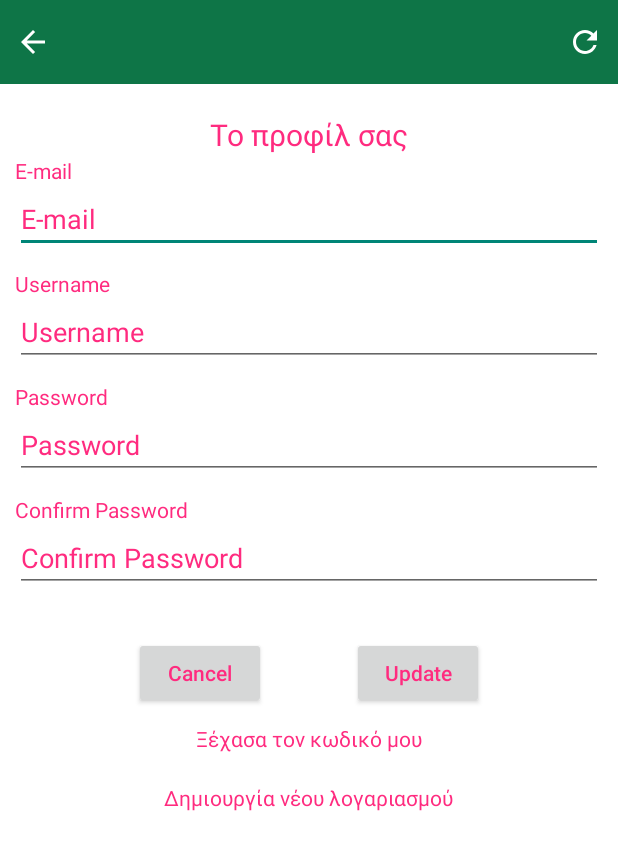
After one commit to MatGer/Thesis-project, an Android app: the Edit_data screen opened directly, with no data from a screen before it, on a phone screen of 412 x 824 dp. The commit adds this screen. Shown: the top 850 px of the screen. Run offline under Robolectric (Android 15) with nearby library versions, the phone set to English and light mode, and no system bars; our stand-ins replace Firebase (no records; nobody signed in at launch, a user with empty details on screens opened directly).

Commit message:
drag 2 items + edit user profile(need changes)
drag 2 items activity added
change user data added but needs work with password

```diff
--- /dev/null
+++ b/app/src/main/java/com/example/diplwmatikh/Edit_data.java
@@ -0,0 +1,96 @@
+package com.example.diplwmatikh;
+
+import androidx.annotation.NonNull;
+import androidx.annotation.Nullable;
+import androidx.appcompat.app.AppCompatActivity;
+
+import android.content.Intent;
+import android.os.Bundle;
+import android.util.Log;
+import android.view.View;
+import android.widget.Button;
+import android.widget.EditText;
+import android.widget.Toast;
+
+import com.google.android.gms.tasks.OnFailureListener;
+import com.google.firebase.auth.FirebaseAuth;
+import com.google.firebase.auth.FirebaseUser;
+import com.google.firebase.firestore.DocumentReference;
+import com.google.firebase.firestore.DocumentSnapshot;
+import com.google.firebase.firestore.EventListener;
+import com.google.firebase.firestore.FirebaseFirestore;
+import com.google.firebase.firestore.FirebaseFirestoreException;
+
+import java.util.HashMap;
+import java.util.Map;
+
+public class Edit_data extends universal {
+    EditText username,email,pass,pass2;
+    FirebaseAuth fAuth;
+    String userID;
+    FirebaseFirestore fStore;
+    Button cancel,update;
+    @Override
+    protected void onCreate(Bundle savedInstanceState) {
+        super.onCreate(savedInstanceState);
+        setContentView(R.layout.activity_edit_data);
+        runtime();
+        username=findViewById(R.id.showusername);
+        email=findViewById(R.id.showemail);
+        pass=findViewById(R.id.showpassword);
+        pass2=findViewById(R.id.showpassword2);
+        cancel=findViewById(R.id.showcancel);
+        update=findViewById(R.id.showupdate);
+        //FirebaseUser user = fAuth.getCurrentUser();
+
+        fAuth=FirebaseAuth.getInstance();
+        userID=fAuth.getCurrentUser().getUid();
+        fStore=FirebaseFirestore.getInstance();
+
+        DocumentReference fetch_test = fStore.collection("users").document(userID);
+        fetch_test.addSnapshotListener(this, new EventListener<DocumentSnapshot>() {
+            @Override
+            public void onEvent(@Nullable DocumentSnapshot value, @Nullable FirebaseFirestoreException error) {
+                username.setText(value.getString("Username"));
+                email.setText(value.getString("Email"));
+            }
+        });
+
+        cancel.setOnClickListener(new View.OnClickListener() {
+            @Override
+            public void onClick(View v) {
+                intent = new Intent(Edit_data.this, Mainmenu.class);
+                startActivity(intent);
+            }
+        });
+
+        update.setOnClickListener(new View.OnClickListener() {
+            @Override
+            public void onClick(View v) {
+                Map<String, Object> data = new HashMap<>();
+                data.put("Username", username.getText().toString().trim());
+                data.put("Email", email.getText().toString().trim());
+
+                fStore.collection("users").document(userID).update(data)
+                        .addOnFailureListener(new OnFailureListener() {
+                            @Override
+                            public void onFailure(@NonNull Exception e) {
+                                Log.w("upload data class", "Error on updating data", e);
+                            }
+                        });
+                decorView.setSystemUiVisibility(uiOptions);//to dissapear nav bar
+                /*
+                String newpass=pass2.getText().toString().trim();
+                user.updatePassword(newpass)
+                        .addOnFailureListener(new OnFailureListener() {
+                            @Override
+                            public void onFailure(@NonNull Exception e) {
+                                Log.w("upload data class", "Error on updating password", e);
+                            }
+                        });
+
+                 */
+            }
+        });
+    }
+}
--- a/app/src/main/java/com/example/diplwmatikh/universal.java
+++ b/app/src/main/java/com/example/diplwmatikh/universal.java
@@ -8,11 +8,13 @@ import android.graphics.Color;
 import android.graphics.drawable.ColorDrawable;
 import android.util.Log;
 import android.view.View;
+import android.view.Window;
 import android.view.WindowManager;
 import android.widget.ImageButton;
 import android.widget.TextView;
 import android.widget.Toast;
 
+import androidx.activity.OnBackPressedCallback;
 import androidx.annotation.NonNull;
 import androidx.annotation.Nullable;
 import androidx.appcompat.app.ActionBar;
@@ -44,6 +46,7 @@ import java.util.Map;
             | View.SYSTEM_UI_FLAG_IMMERSIVE_STICKY;
     public void runtime(){
         getWindow().addFlags(WindowManager.LayoutParams.FLAG_KEEP_SCREEN_ON);//screen always on
+        getWindow().setFlags(WindowManager.LayoutParams.FLAG_FULLSCREEN,WindowManager.LayoutParams.FLAG_FULLSCREEN);
         decorView = getWindow().getDecorView();
         // Hide both the navigation bar and the status bar.
         // SYSTEM_UI_FLAG_FULLSCREEN is only available on Android 4.1 and higher, but as
@@ -91,8 +94,6 @@ import java.util.Map;
                         decorView.setSystemUiVisibility(uiOptions);
                     }
                 });
-
-
     }
 
     void create_builder_finished_with_score(int score){
@@ -181,6 +182,7 @@ import java.util.Map;
              return true;
          }
      };
+
      public void onResume(){
          super.onResume();
          decorView.setSystemUiVisibility(uiOptions);
--- /dev/null
+++ b/app/src/main/res/layout/activity_edit_data.xml
@@ -0,0 +1,174 @@
+<?xml version="1.0" encoding="utf-8"?>
+<RelativeLayout
+    xmlns:android="http://schemas.android.com/apk/res/android"
+    xmlns:app="http://schemas.android.com/apk/res-auto"
+    xmlns:tools="http://schemas.android.com/tools"
+    android:layout_width="match_parent"
+    android:layout_height="match_parent"
+    tools:context=".Correct_wrong"
+    android:id="@+id/mainlayout"
+    android:background="@color/white">
+    <RelativeLayout
+        android:layout_width="match_parent"
+        android:layout_height="wrap_content">
+        <include layout="@layout/appbar"
+            android:id="@+id/toolbar"/>
+    </RelativeLayout>
+    <RelativeLayout
+        android:layout_width="match_parent"
+        android:layout_height="fill_parent"
+        android:layout_marginTop="?attr/actionBarSize">
+        <TextView
+            android:id="@+id/loginheader"
+            android:layout_width="wrap_content"
+            android:layout_height="wrap_content"
+            android:layout_centerHorizontal="true"
+            android:text="Το προφίλ σας"
+            android:textColor="@color/register_login"
+            android:textSize="20dp"
+            android:padding="10dp"
+            android:layout_margin="10dp"/>
+        <TextView
+            android:layout_width="wrap_content"
+            android:layout_height="wrap_content"
+            android:text="E-mail"
+            android:textColor="@color/register_login"
+            android:layout_above="@+id/showemail"
+            android:layout_alignStart="@+id/showemail"/>
+        <EditText
+            android:id="@+id/showemail"
+            android:layout_width="match_parent"
+            android:layout_height="wrap_content"
+            android:layout_centerHorizontal="true"
+            android:layout_marginStart="10dp"
+            android:layout_marginEnd="10dp"
+            android:layout_marginBottom="30dp"
+            android:ems="10"
+            android:inputType="textPersonName"
+            android:hint="E-mail"
+            android:textAllCaps="false"
+            android:textColor="@color/register_login"
+            android:textColorHighlight="@color/register_login"
+            android:textColorHint="@color/register_login"
+            android:textColorLink="@color/register_login"
+            android:layout_below="@id/loginheader"/>
+        <TextView
+            android:layout_width="wrap_content"
+            android:layout_height="wrap_content"
+            android:text="Username"
+            android:textColor="@color/register_login"
+            android:layout_above="@+id/showusername"
+            android:layout_alignStart="@+id/showusername"/>
+        <EditText
+            android:id="@+id/showusername"
+            android:layout_width="match_parent"
+            android:layout_height="wrap_content"
+            android:layout_centerHorizontal="true"
+            android:layout_marginStart="10dp"
+            android:layout_marginEnd="10dp"
+            android:layout_marginBottom="30dp"
+            android:hint="Username"
+            android:textAllCaps="false"
+            android:textColor="@color/register_login"
+            android:textColorHighlight="@color/register_login"
+            android:textColorHint="@color/register_login"
+            android:textColorLink="@color/register_login"
+            android:layout_below="@id/showemail"/>
+        <TextView
+            android:layout_width="wrap_content"
+            android:layout_height="wrap_content"
+            android:text="Password"
+            android:textColor="@color/register_login"
+            android:layout_above="@+id/showpassword"
+            android:layout_alignStart="@+id/showpassword"/>
+        <EditText
+            android:id="@+id/showpassword"
+            android:layout_width="match_parent"
+            android:layout_height="wrap_content"
+            android:layout_centerHorizontal="true"
+            android:layout_marginStart="10dp"
+            android:layout_marginEnd="10dp"
+            android:layout_marginBottom="30dp"
+            android:hint="Password"
+            android:textAllCaps="false"
+            android:inputType="textPassword"
+            android:textColor="@color/register_login"
+            android:textColorHighlight="@color/register_login"
+            android:textColorHint="@color/register_login"
+            android:textColorLink="@color/register_login"
+            android:layout_below="@id/showusername"/>
+        <TextView
+            android:layout_width="wrap_content"
+            android:layout_height="wrap_content"
+            android:text="Confirm Password"
+            android:textColor="@color/register_login"
+            android:layout_above="@+id/showpassword2"
+            android:layout_alignStart="@+id/showpassword2"/>
+        <EditText
+            android:id="@+id/showpassword2"
+            android:layout_width="match_parent"
+            android:layout_height="wrap_content"
+            android:layout_centerHorizontal="true"
+            android:layout_marginStart="10dp"
+            android:layout_marginEnd="10dp"
+            android:layout_marginBottom="30dp"
+            android:hint="Confirm Password"
+            android:inputType="textPassword"
+            android:textAllCaps="false"
+            android:textColor="@color/register_login"
+            android:textColorHighlight="@color/register_login"
+            android:textColorHint="@color/register_login"
+            android:textColorLink="@color/register_login"
+            android:layout_below="@id/showpassword"/>
+
+        <Button
+            android:id="@+id/showupdate"
+            android:layout_width="wrap_content"
+            android:layout_height="wrap_content"
+            android:text="Update"
+            android:textAllCaps="false"
+            android:layout_below="@id/showpassword2"
+            android:layout_alignEnd="@+id/create_new_account_text"
+            android:textColor="@color/register_login" />
+        <Button
+            android:id="@+id/showcancel"
+            android:layout_width="wrap_content"
+            android:layout_height="wrap_content"
+            android:text="Cancel"
+            android:textAllCaps="false"
+            android:layout_below="@id/showpassword2"
+            android:textColor="@color/register_login"
+            android:layout_alignStart="@+id/create_new_account_text" />
+        <TextView
+            android:id="@+id/forget_password_button"
+            android:layout_width="wrap_content"
+            android:layout_height="wrap_content"
+            android:text="Ξέχασα τον κωδικό μου"
+            android:textColor="@color/register_login"
+            android:layout_centerHorizontal="true"
+            android:layout_below="@id/showupdate"
+            android:clickable="true"
+            android:layout_marginTop="10dp"/>
+        <TextView
+            android:id="@+id/create_new_account_text"
+            android:layout_width="wrap_content"
+            android:layout_height="wrap_content"
+            android:text="Δημιουργία νέου λογαριασμού"
+            android:textColor="@color/register_login"
+            android:layout_below="@id/forget_password_button"
+            android:layout_centerHorizontal="true"
+            android:clickable="true"
+            android:paddingHorizontal="20dp"
+            android:layout_marginTop="20dp"/>
+
+        <ProgressBar
+            android:id="@+id/progressbar_login"
+            android:layout_width="wrap_content"
+            android:layout_height="wrap_content"
+            style="@android:style/Widget.Holo.ProgressBar.Large"
+            android:layout_centerHorizontal="true"
+            android:layout_below="@id/create_new_account_text"
+            android:layout_marginTop="50dp"
+            android:visibility="invisible"/>
+    </RelativeLayout>
+</RelativeLayout>
```
Also changed, not shown: app/src/main/AndroidManifest.xml (+5 -3 lines), app/src/main/java/com/example/diplwmatikh/Drag_2_items.java (added, +99 -0 lines), app/src/main/res/layout/activity_drag_2_items.xml (added, +93 -0 lines), app/src/main/res/values/styles.xml (+2 -5 lines), app/src/main/res/drawable-v24/dragbird.png (added), app/src/main/res/drawable-v24/dragbutterflies.png (added), app/src/main/res/drawable-v24/dragcat.png (added), app/src/main/res/drawable-v24/dragdog.jpg (added), app/src/main/res/drawable-v24/dragowl.png (added), app/src/main/res/drawable-v24/dragsheep.png (added), app/src/main/res/drawable-v24/gingerbread.png (added).
